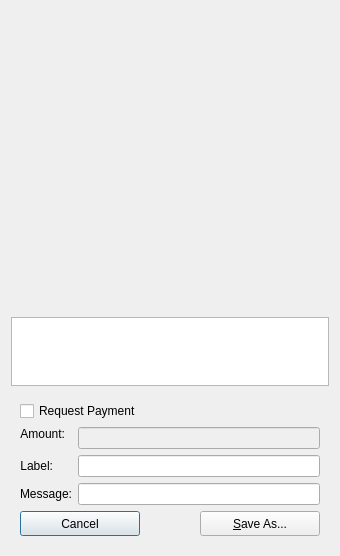
VeriConomy/vericoin, file src/qt/forms/qrcodedialog.ui: the form before one commit.
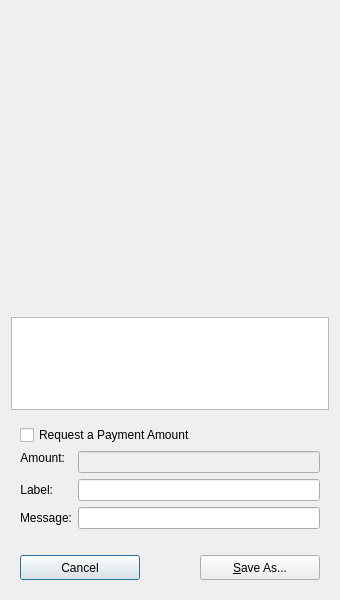
The form after the commit. Custom widgets are drawn as their Qt base class.

Commit message: ui improvements to receive and qr code dialogs

Patch:
```diff
--- a/src/qt/forms/qrcodedialog.ui
+++ b/src/qt/forms/qrcodedialog.ui
@@ -7,7 +7,7 @@
     <x>0</x>
     <y>0</y>
     <width>340</width>
-    <height>556</height>
+    <height>600</height>
    </rect>
   </property>
   <property name="windowTitle">
@@ -70,7 +70,7 @@
          <bool>true</bool>
         </property>
         <property name="text">
-         <string>Request Payment</string>
+         <string>Request a Payment Amount</string>
         </property>
        </widget>
       </item>
@@ -156,6 +156,9 @@
       </item>
       <item>
        <layout class="QHBoxLayout" name="horizontalLayout">
+        <property name="topMargin">
+         <number>20</number>
+        </property>
         <item>
          <widget class="QPushButton" name="btnCancel">
           <property name="minimumSize">
```
The commit also changes 1 other file.
